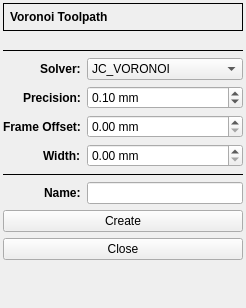
Before: the Qt Designer form GGEasy/forms/voronoiform.ui in XRay3D/GERBER_X3, drawn with Qt 5.
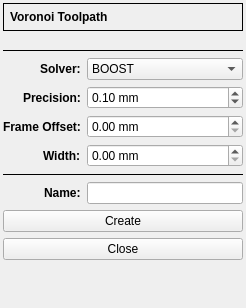
After: the same form once the commit is applied. Custom widgets are drawn as their Qt base class.

Commit message: remove voronoi cgal

Patch:
```diff
--- a/GGEasy/forms/voronoiform.ui
+++ b/GGEasy/forms/voronoiform.ui
@@ -100,16 +100,6 @@
    </item>
    <item row="4" column="1">
     <widget class="QComboBox" name="cbxSolver">
-     <item>
-      <property name="text">
-       <string>JC_VORONOI</string>
-      </property>
-     </item>
-     <item>
-      <property name="text">
-       <string>CGAL</string>
-      </property>
-     </item>
      <item>
       <property name="text">
        <string>BOOST</string>
```
Left out of the diff: 5 changed lines with no effect on the pictures. The commit also changes 5 other files.
